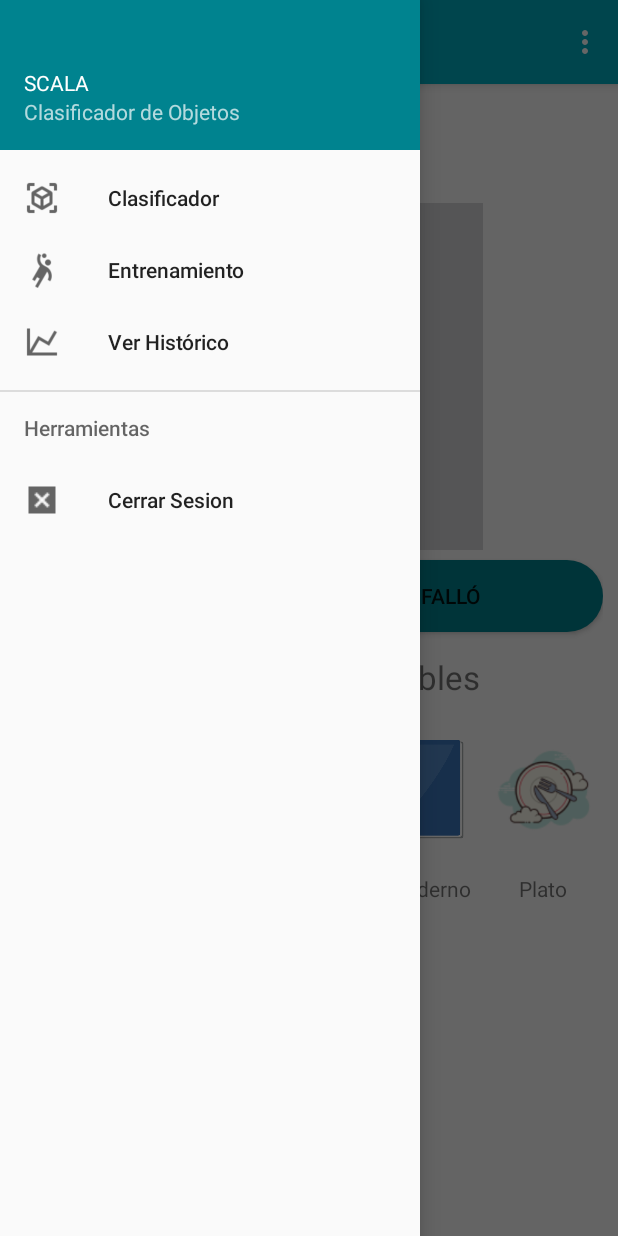
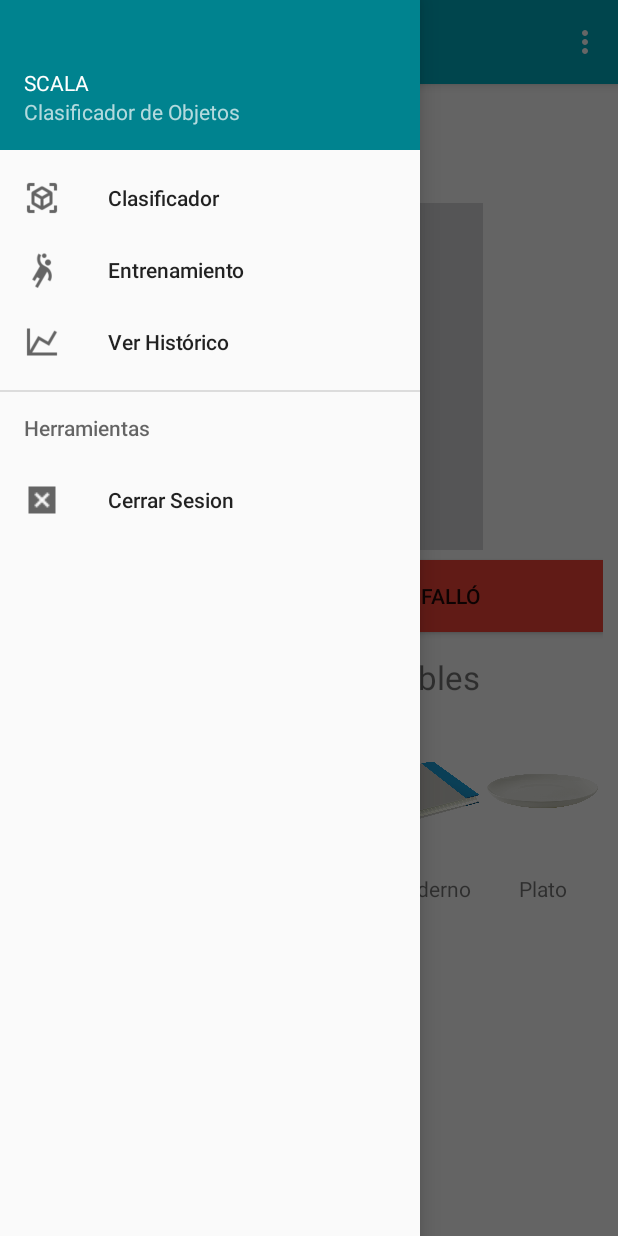
Before and after one commit to SteevenRodriguez/AMSTEcIOT, an Android app: the fragment TrainingFragment placed in its activity, with the side drawer open, on a phone screen of 412 x 824 dp. Run offline under Robolectric (Android 15) with nearby library versions, the phone set to English and light mode, and no system bars; our stand-ins replace Volley, data binding; libraries missing offline, so code that uses them is left out: cn.pedant, io.realm; 4 statements that could not run were skipped.

Commit message:
Cambio de imágenes de categorías y color de botoness en pantalla entrenamiento

```diff
--- a/app/src/main/res/layout/fragment_history.xml
+++ b/app/src/main/res/layout/fragment_history.xml
@@ -26,7 +26,7 @@
                 app:backgroundStrokeWidth="2dp"
                 app:drawBackgroundStroke="false"
                 app:foregroundStrokeCap="butt"
-                app:foregroundStrokeColor="#9c27b0"
+                app:foregroundStrokeColor="#536DFE"
                 app:foregroundStrokeWidth="5dp"
                 app:indeterminate="false"
                 app:indeterminateMinimumAngle="45"
--- a/app/src/main/res/layout/fragment_training.xml
+++ b/app/src/main/res/layout/fragment_training.xml
@@ -80,7 +80,7 @@
                     android:layout_width="75dp"
                     android:layout_height="wrap_content"
                     android:layout_weight="1"
-                    android:background="@drawable/btn_fondo_color"
+                    android:background="#4caf50"
                     android:paddingLeft="5dp"
                     android:paddingRight="5dp"
                     android:text="Acertó" />
@@ -92,7 +92,7 @@
                     android:layout_weight="1"
                     android:paddingLeft="5dp"
                     android:paddingRight="5dp"
-                    android:background="@drawable/btn_fondo_color"
+                    android:background="#f44336"
                     android:text="Falló" />
             </LinearLayout>
 
```
Also changed, not shown: app/src/main/res/drawable/cuaderno.png, app/src/main/res/drawable/ic_glass.png, app/src/main/res/drawable/ic_laptop.png, app/src/main/res/drawable/ic_phone.png, app/src/main/res/drawable/ic_plate.png.
